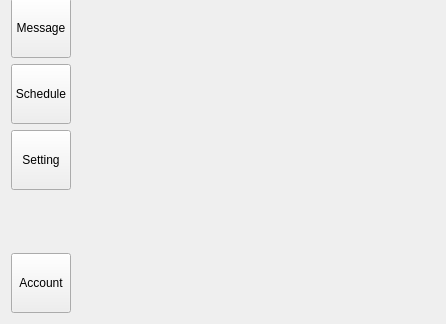
Qt form src/views/navigation/navigation.ui (RyotaUnzai/candybox) before a commit; both pictures show x 0 to 446 and y 145 to 469 of the 446 by 469 pixel window.
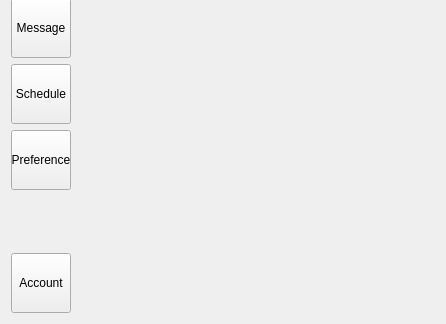
The same form after that commit.

Patch:
```diff
--- a/src/views/navigation/navigation.ui
+++ b/src/views/navigation/navigation.ui
@@ -138,7 +138,7 @@
         </size>
        </property>
        <property name="text">
-        <string>Setting</string>
+        <string>Preference</string>
        </property>
        <property name="checkable">
         <bool>true</bool>
```
Left out of the diff: 2 changed lines with no effect on the pictures.
